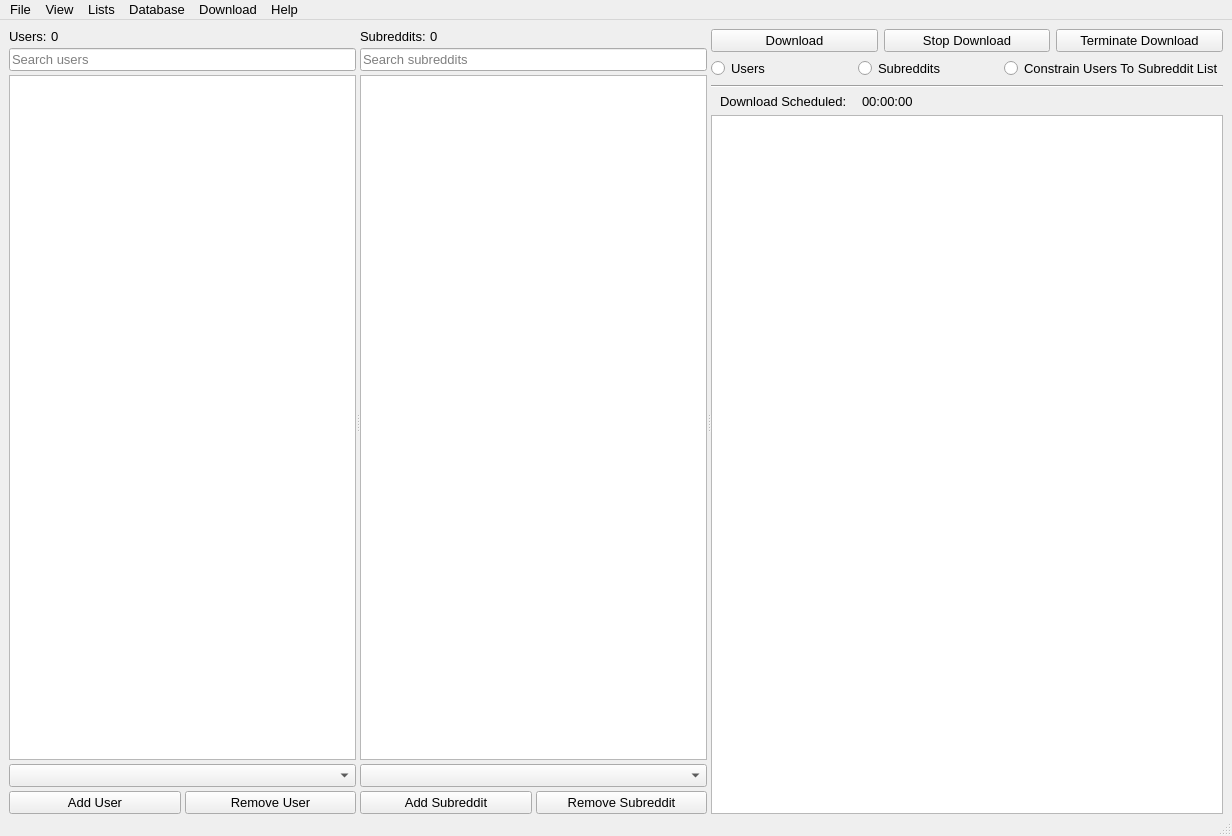
This is Resources/ui_files/downloader_for_reddit_gui.ui in myanonapps/DownloaderForReddit as Qt 5 draws it before an edit. The edited form follows.
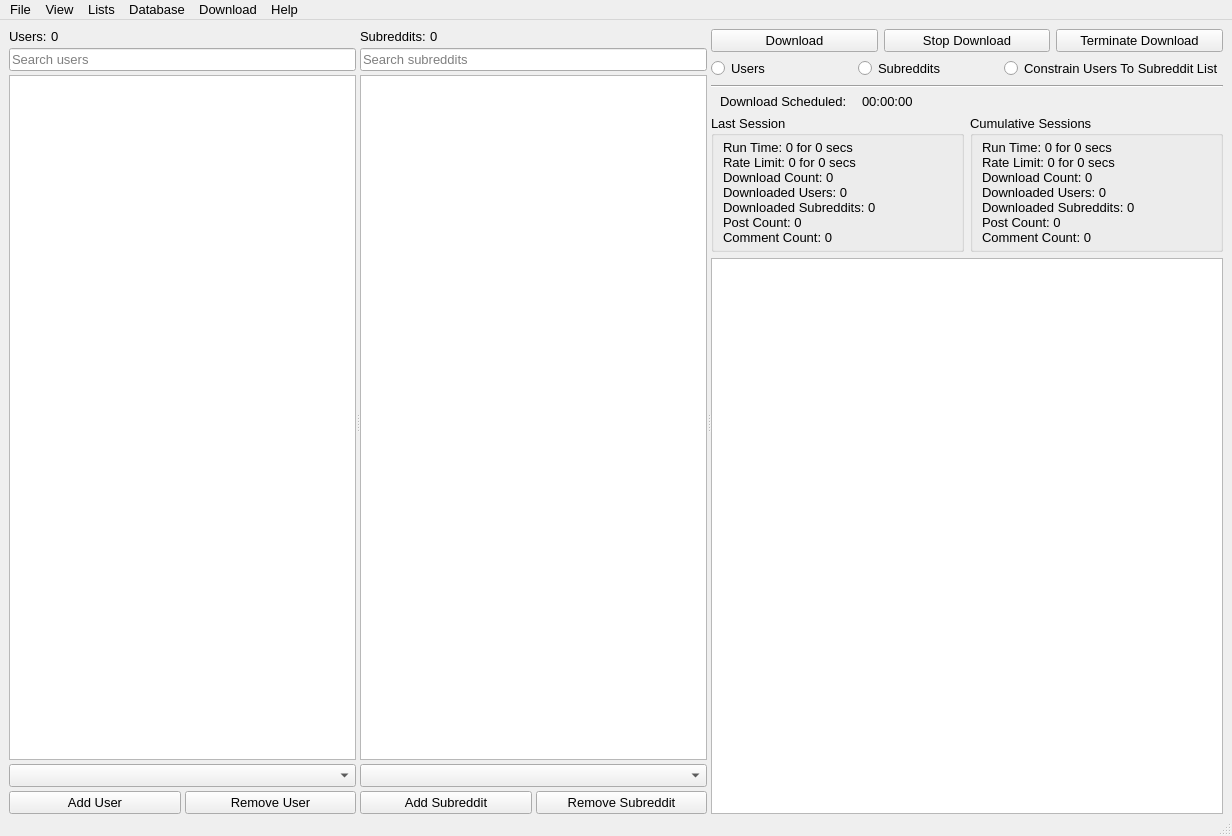
This is the edited form. Icons and pictures are not drawn.

Patch:
```diff
--- a/Resources/ui_files/downloader_for_reddit_gui.ui
+++ b/Resources/ui_files/downloader_for_reddit_gui.ui
@@ -316,6 +316,99 @@
           </layout>
          </widget>
         </item>
+        <item>
+         <layout class="QHBoxLayout" name="stats_layout">
+          <property name="spacing">
+           <number>6</number>
+          </property>
+          <item>
+           <widget class="QGroupBox" name="session_stats_group">
+            <property name="sizePolicy">
+             <sizepolicy hsizetype="Expanding" vsizetype="Maximum">
+              <horstretch>1</horstretch>
+              <verstretch>0</verstretch>
+             </sizepolicy>
+            </property>
+            <property name="toolTip">
+             <string>Statistics for the current session</string>
+            </property>
+            <property name="title">
+             <string>Last Session</string>
+            </property>
+            <layout class="QVBoxLayout" name="session_stats_layout">
+             <property name="topMargin">
+              <number>4</number>
+             </property>
+             <property name="bottomMargin">
+              <number>4</number>
+             </property>
+             <item>
+              <widget class="QLabel" name="session_stats_label">
+               <property name="text">
+                <string>Run Time: 0 for 0 secs
+Rate Limit: 0 for 0 secs
+Download Count: 0
+Downloaded Users: 0
+Downloaded Subreddits: 0
+Post Count: 0
+Comment Count: 0</string>
+               </property>
+               <property name="alignment">
+                <set>Qt::AlignLeading|Qt::AlignLeft|Qt::AlignTop</set>
+               </property>
+               <property name="textInteractionFlags">
+                <set>Qt::LinksAccessibleByMouse|Qt::TextSelectableByMouse</set>
+               </property>
+              </widget>
+             </item>
+            </layout>
+           </widget>
+          </item>
+          <item>
+           <widget class="QGroupBox" name="total_stats_group">
+            <property name="sizePolicy">
+             <sizepolicy hsizetype="Expanding" vsizetype="Maximum">
+              <horstretch>1</horstretch>
+              <verstretch>0</verstretch>
+             </sizepolicy>
+            </property>
+            <property name="toolTip">
+             <string>Combined statistics for all sessions since the output was last cleared</string>
+            </property>
+            <property name="title">
+             <string>Cumulative Sessions</string>
+            </property>
+            <layout class="QVBoxLayout" name="total_stats_layout">
+             <property name="topMargin">
+              <number>4</number>
+             </property>
+             <property name="bottomMargin">
+              <number>4</number>
+             </property>
+             <item>
+              <widget class="QLabel" name="total_stats_label">
+               <property name="text">
+                <string>Run Time: 0 for 0 secs
+Rate Limit: 0 for 0 secs
+Download Count: 0
+Downloaded Users: 0
+Downloaded Subreddits: 0
+Post Count: 0
+Comment Count: 0</string>
+               </property>
+               <property name="alignment">
+                <set>Qt::AlignLeading|Qt::AlignLeft|Qt::AlignTop</set>
+               </property>
+               <property name="textInteractionFlags">
+                <set>Qt::LinksAccessibleByMouse|Qt::TextSelectableByMouse</set>
+               </property>
+              </widget>
+             </item>
+            </layout>
+           </widget>
+          </item>
+         </layout>
+        </item>
         <item>
          <widget class="QListView" name="output_list_view">
           <property name="styleSheet">
```
